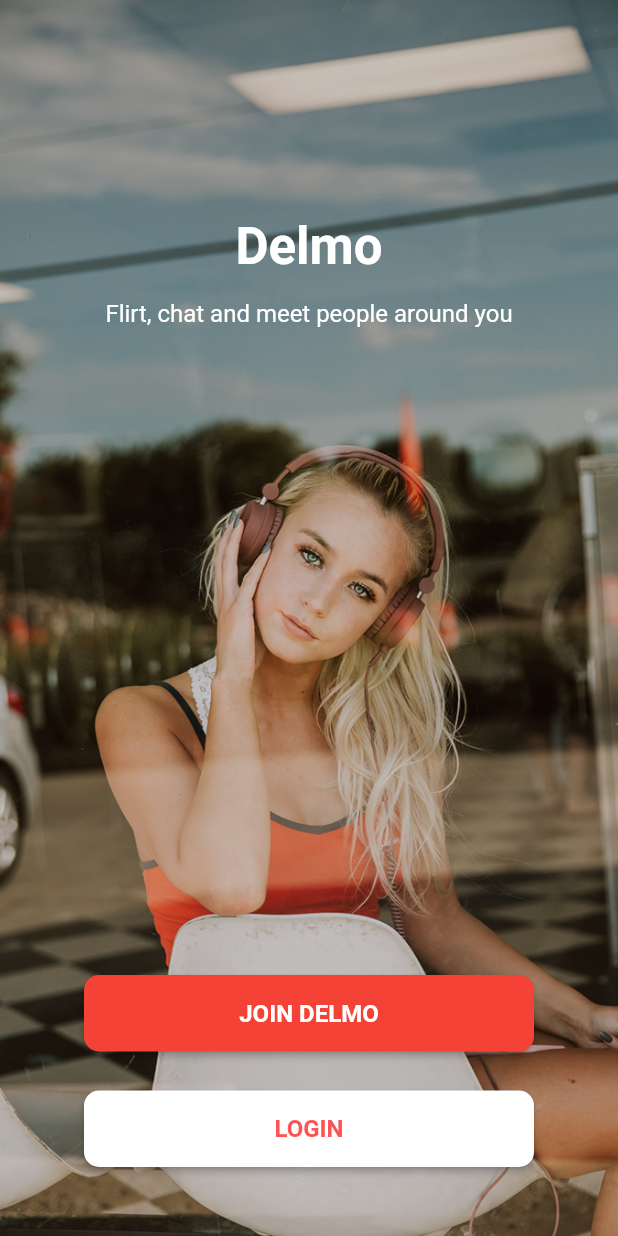
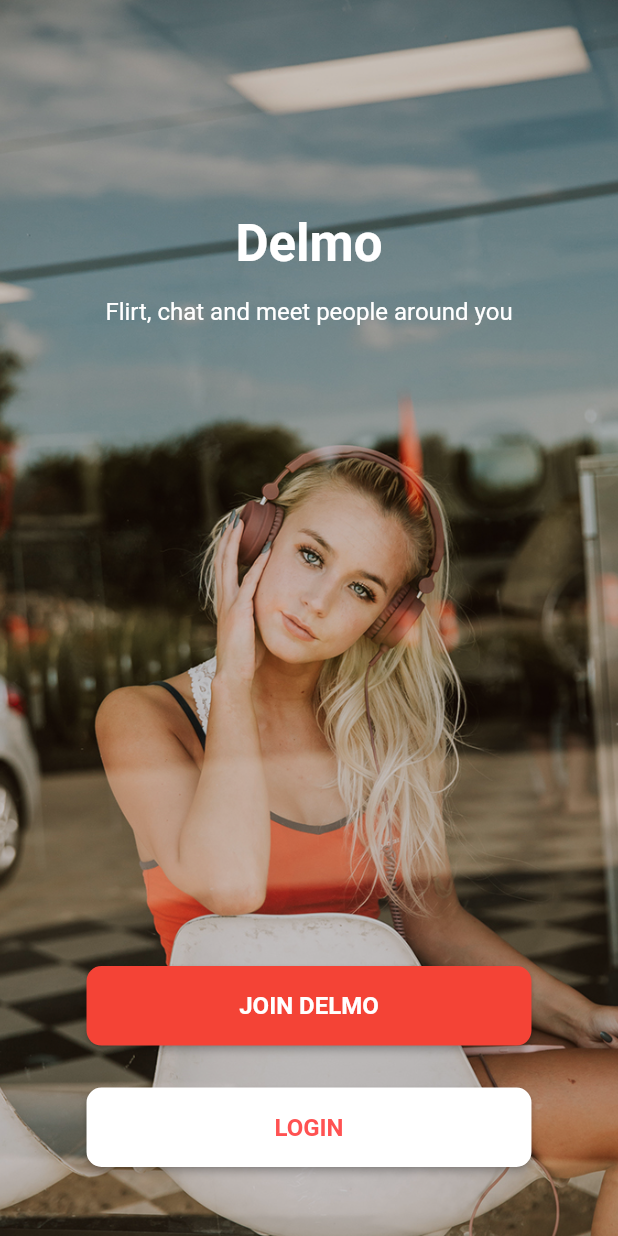
Before and after one commit to khorotyan/delmo, a Flutter app: the screen it shows after launch, on a phone screen of 412 x 824 dp. Run offline on Flutter 3.47's test engine with Material 2 defaults, Android fonts, the phone set to English and light mode, and no system bars.

Commit message:
Fixed an overflow issue in messenger, and some ui improvements in the starting page

```diff
--- a/delmo/lib/screens/auth/auth_options.dart
+++ b/delmo/lib/screens/auth/auth_options.dart
@@ -32,7 +32,7 @@ class _AuthOptionsState extends State<AuthOptions> {
             _buildAppSlogan(),
             Spacer(flex: 3),
             _buildJoinButton(),
-            SizedBox(height: 26.0),
+            SizedBox(height: 28.0),
             _buildLoginButton(),
             SizedBox(height: 46.0)
           ])),
@@ -63,8 +63,8 @@ class _AuthOptionsState extends State<AuthOptions> {
 
   ButtonTheme _buildJoinButton() {
     return ButtonTheme(
-        minWidth: 300.0,
-        height: 51.0,
+        minWidth: MediaQuery.of(context).size.width * 0.72,
+        height: MediaQuery.of(context).size.width * 0.72 / 5.6,
         child: RaisedButton(
             child: Text('JOIN DELMO',
                 style: TextStyle(
@@ -78,8 +78,8 @@ class _AuthOptionsState extends State<AuthOptions> {
 
   ButtonTheme _buildLoginButton() {
     return ButtonTheme(
-        minWidth: 300.0,
-        height: 51.0,
+        minWidth: MediaQuery.of(context).size.width * 0.72,
+        height: MediaQuery.of(context).size.width * 0.72 / 5.6,
         child: RaisedButton(
             color: Colors.white,
             child: Text('LOGIN',
--- a/delmo/lib/screens/messaging/messaging.dart
+++ b/delmo/lib/screens/messaging/messaging.dart
@@ -37,7 +37,7 @@ class _MessagingState extends State<Messaging> {
     'You: Hey cutie, how are you?',
     'I am totally into you ^_^',
     'Stop texting me you creep!',
-    'Is your name Google? Because you have everything I’ve been searching for',
+    'You: Is your name Google? Because you have everything I’ve been searching for',
     'You: Hi, how was heaven when you left it?',
     'See ya soon ;)'
   ];
@@ -179,8 +179,8 @@ class _MessagingState extends State<Messaging> {
   Widget _buildConversationLastMessage(int index) {
     return Flexible(
         child: Container(
-            width: 300.0,
-            padding: EdgeInsets.only(top: 3.0),
+          width: MediaQuery.of(context).size.width * 0.7,
+            padding: EdgeInsets.only(top: 3.0, right: horizontalMargin * 2),
             child: Text(messages[index],
                 overflow: TextOverflow.ellipsis,
                 style: TextStyle(color: Colors.grey))));
```
Lines whose indentation alone changed are shown as unchanged.
